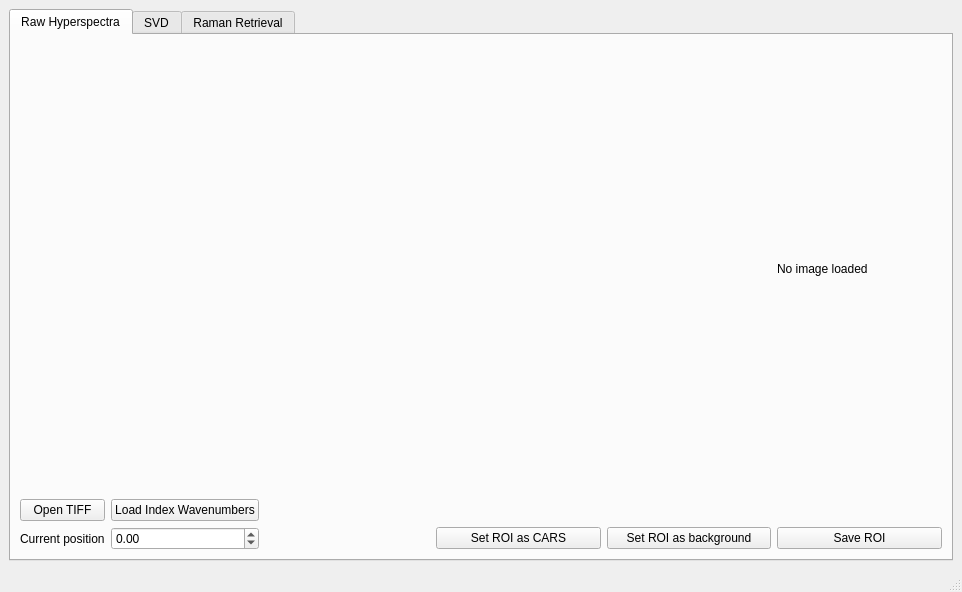
Old version of the form HSA/HSAGUI/main.ui in the repository JeremyPorquez/CRASHyperspectralAnalysis.
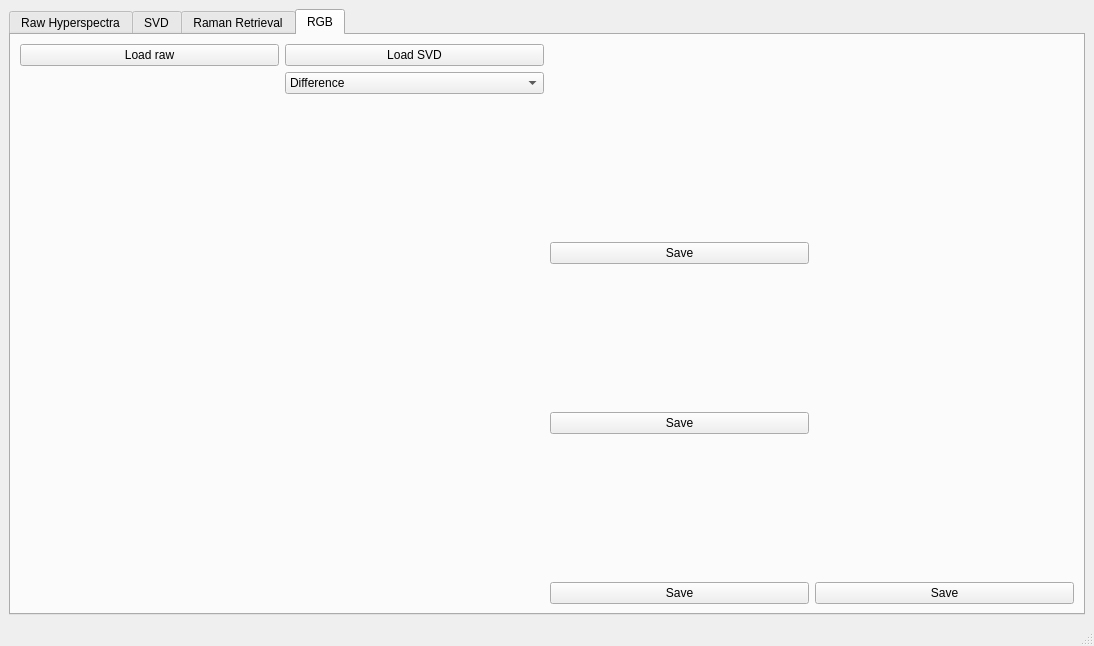
New version of the form.

Diff of the .ui file:
```diff
--- a/HSA/HSAGUI/main.ui
+++ b/HSA/HSAGUI/main.ui
@@ -6,8 +6,8 @@
    <rect>
     <x>0</x>
     <y>0</y>
-    <width>962</width>
-    <height>592</height>
+    <width>1094</width>
+    <height>646</height>
    </rect>
   </property>
   <property name="windowTitle">
@@ -18,7 +18,7 @@
     <item>
      <widget class="QTabWidget" name="tabWidget">
       <property name="currentIndex">
-       <number>0</number>
+       <number>3</number>
       </property>
       <widget class="QWidget" name="tab">
        <attribute name="title">
@@ -41,10 +41,10 @@
         <item row="3" column="1">
          <widget class="QDoubleSpinBox" name="tiff_position_doubleSpinBox">
           <property name="minimum">
-           <double>-9999.000000000000000</double>
+           <double>-99999.000000000000000</double>
           </property>
           <property name="maximum">
-           <double>9999.000000000000000</double>
+           <double>99999.000000000000000</double>
           </property>
          </widget>
         </item>
@@ -472,6 +472,116 @@
           </property>
          </spacer>
         </item>
+        <item row="2" column="3">
+         <widget class="QLabel" name="label_6">
+          <property name="text">
+           <string>data points</string>
+          </property>
+          <property name="alignment">
+           <set>Qt::AlignRight|Qt::AlignTrailing|Qt::AlignVCenter</set>
+          </property>
+         </widget>
+        </item>
+        <item row="1" column="3" colspan="2">
+         <widget class="QCheckBox" name="densify_checkBox">
+          <property name="text">
+           <string>Densify data</string>
+          </property>
+         </widget>
+        </item>
+       </layout>
+      </widget>
+      <widget class="QWidget" name="tab_3">
+       <attribute name="title">
+        <string>RGB</string>
+       </attribute>
+       <layout class="QGridLayout" name="gridLayout_5">
+        <item row="6" column="0">
+         <layout class="QGridLayout" name="rgb_pglayout3_1"/>
+        </item>
+        <item row="2" column="8" rowspan="5">
+         <layout class="QGridLayout" name="rgb_pglayout_rgb"/>
+        </item>
+        <item row="4" column="0">
+         <layout class="QGridLayout" name="rgb_pglayout2_1"/>
+        </item>
+        <item row="6" column="5">
+         <layout class="QGridLayout" name="rgb_pglayout3_3"/>
+        </item>
+        <item row="4" column="3">
+         <layout class="QGridLayout" name="rgb_pglayout2_2"/>
+        </item>
+        <item row="6" column="3">
+         <layout class="QGridLayout" name="rgb_pglayout3_2"/>
+        </item>
+        <item row="4" column="5">
+         <layout class="QGridLayout" name="rgb_pglayout2_3"/>
+        </item>
+        <item row="0" column="0">
+         <widget class="QPushButton" name="load_rgb_raw">
+          <property name="text">
+           <string>Load raw</string>
+          </property>
+         </widget>
+        </item>
+        <item row="2" column="3">
+         <layout class="QGridLayout" name="rgb_pglayout1_2"/>
+        </item>
+        <item row="2" column="0">
+         <layout class="QGridLayout" name="rgb_pglayout1_1"/>
+        </item>
+        <item row="2" column="5">
+         <layout class="QGridLayout" name="rgb_pglayout1_3"/>
+        </item>
+        <item row="1" column="3">
+         <widget class="QComboBox" name="rgb_comboBox">
+          <item>
+           <property name="text">
+            <string>Difference</string>
+           </property>
+          </item>
+          <item>
+           <property name="text">
+            <string>Sum</string>
+           </property>
+          </item>
+         </widget>
+        </item>
+        <item row="0" column="3">
+         <widget class="QPushButton" name="load_rgb_svd">
+          <property name="text">
+           <string>Load SVD</string>
+          </property>
+         </widget>
+        </item>
+        <item row="3" column="5">
+         <widget class="QPushButton" name="save_rgb_1">
+          <property name="text">
+           <string>Save</string>
+          </property>
+         </widget>
+        </item>
+        <item row="5" column="5">
+         <widget class="QPushButton" name="save_rgb_2">
+          <property name="text">
+           <string>Save</string>
+          </property>
+         </widget>
+        </item>
+        <item row="7" column="5">
+         <widget class="QPushButton" name="save_rgb_3">
+          <property name="text">
+           <string>Save</string>
+          </property>
+         </widget>
+        </item>
+        <item row="7" column="8">
+         <widget class="QPushButton" name="save_rgb_rgb">
+          <property name="text">
+           <string>Save</string>
+          </property>
+         </widget>
+        </item>
        </layout>
       </widget>
      </widget>
```
Left out of the diff: 145 changed lines with no effect on the pictures.
